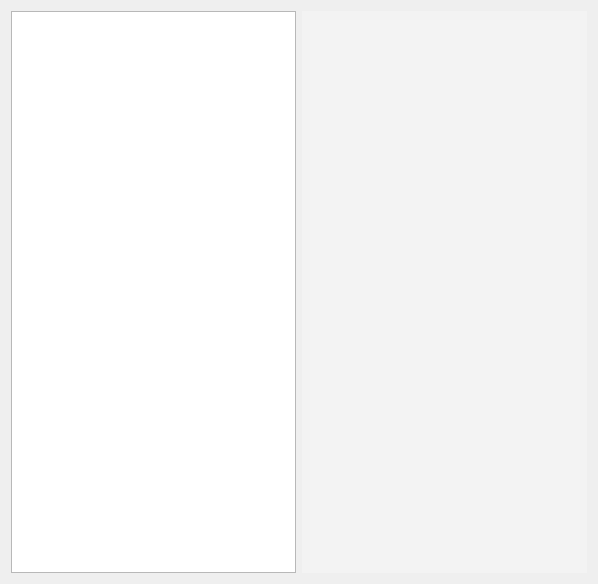
First picture: the form in widget.ui, repository luozikuan/QtContactList, before the edit.
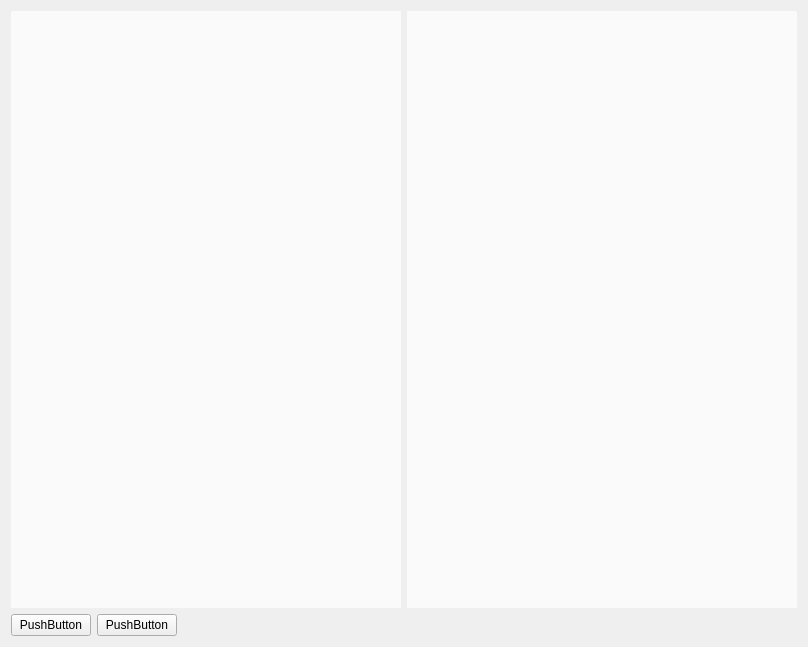
Second picture: the form after the edit.

Commit message: modify delegate to EEO style

Patch:
```diff
--- a/widget.ui
+++ b/widget.ui
@@ -6,23 +6,61 @@
    <rect>
     <x>0</x>
     <y>0</y>
-    <width>598</width>
-    <height>584</height>
+    <width>808</width>
+    <height>647</height>
    </rect>
   </property>
   <property name="windowTitle">
    <string>Widget</string>
   </property>
-  <layout class="QHBoxLayout" name="horizontalLayout">
-   <item>
-    <widget class="QListView" name="listView_recent"/>
+  <layout class="QGridLayout" name="gridLayout">
+   <item row="0" column="0">
+    <widget class="QWidget" name="widget_2" native="true">
+     <property name="styleSheet">
+      <string notr="true">background-color: #fafafa;</string>
+     </property>
+     <layout class="QVBoxLayout" name="verticalLayout_2">
+      <property name="leftMargin">
+       <number>0</number>
+      </property>
+      <property name="topMargin">
+       <number>0</number>
+      </property>
+      <property name="rightMargin">
+       <number>0</number>
+      </property>
+      <property name="bottomMargin">
+       <number>0</number>
+      </property>
+      <item>
+       <widget class="QListView" name="listView_recent">
+        <property name="styleSheet">
+         <string notr="true">background-color: transparent;
+border: none;</string>
+        </property>
+       </widget>
+      </item>
+     </layout>
+    </widget>
    </item>
-   <item>
+   <item row="0" column="1">
     <widget class="QWidget" name="widget" native="true">
      <property name="styleSheet">
-      <string notr="true">background-color: rgb(243, 243, 243);</string>
+      <string notr="true">background-color: #fafafa;</string>
      </property>
      <layout class="QVBoxLayout" name="verticalLayout">
+      <property name="leftMargin">
+       <number>0</number>
+      </property>
+      <property name="topMargin">
+       <number>0</number>
+      </property>
+      <property name="rightMargin">
+       <number>0</number>
+      </property>
+      <property name="bottomMargin">
+       <number>0</number>
+      </property>
       <item>
        <widget class="QListView" name="listView_all">
         <property name="mouseTracking">
@@ -40,6 +78,37 @@
      </layout>
     </widget>
    </item>
+   <item row="1" column="0" colspan="2">
+    <layout class="QHBoxLayout" name="horizontalLayout">
+     <item>
+      <widget class="QPushButton" name="pushButton">
+       <property name="text">
+        <string>PushButton</string>
+       </property>
+      </widget>
+     </item>
+     <item>
+      <widget class="QPushButton" name="pushButton_2">
+       <property name="text">
+        <string>PushButton</string>
+       </property>
+      </widget>
+     </item>
+     <item>
+      <spacer name="horizontalSpacer">
+       <property name="orientation">
+        <enum>Qt::Horizontal</enum>
+       </property>
+       <property name="sizeHint" stdset="0">
+        <size>
+         <width>40</width>
+         <height>20</height>
+        </size>
+       </property>
+      </spacer>
+     </item>
+    </layout>
+   </item>
   </layout>
  </widget>
  <layoutdefault spacing="6" margin="11"/>
```
The commit also changes 11 other files.
